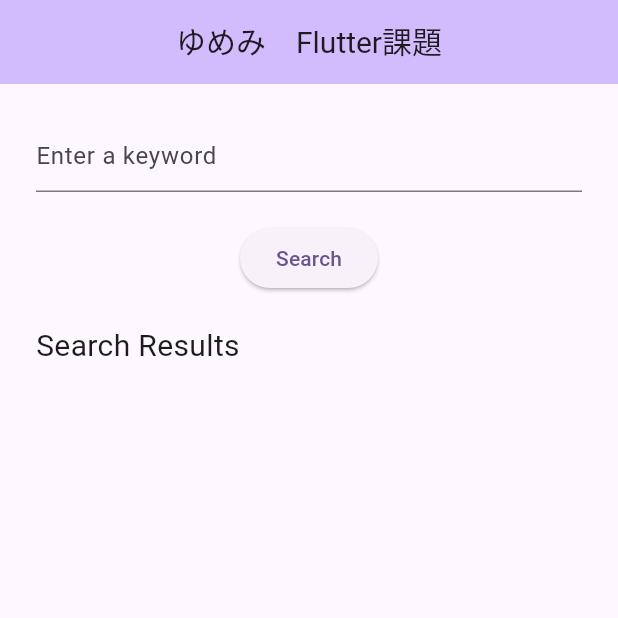
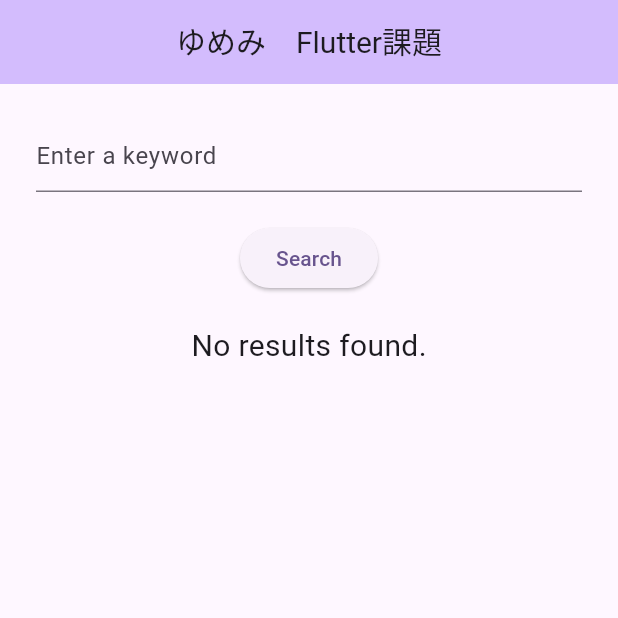
Before and after one commit to Kurokawa018/gitSearchRepo_flutter, a Flutter app: the screen it shows after launch, on a phone screen of 412 x 824 dp, the top half of it. Run offline on Flutter 3.47's test engine with Material 2 defaults, Android fonts, the light colour scheme and no system bars.

Commit message:
検索結果に応じて表示するウィジェットを変更

```diff
--- a/lib/main.dart
+++ b/lib/main.dart
@@ -82,11 +82,11 @@ class _MyHomePageState extends State<MyHomePage> {
                 child: Text('Search'),
               ),
               SizedBox(height: 20),
-              Row(
-                crossAxisAlignment: CrossAxisAlignment.start,
-                children:[
-                  Text('Search Results', textAlign: TextAlign.left, style: TextStyle(fontSize: titleFontSize), ),
-                ]
+              _items.length == 0 ? Text("No results found.",textAlign: TextAlign.left, style: TextStyle(fontSize: titleFontSize)):  Row(
+                  crossAxisAlignment: CrossAxisAlignment.start,
+                  children:[
+                    Text('Search Results', textAlign: TextAlign.left, style: TextStyle(fontSize: titleFontSize), ),
+                  ]
               ),
               SizedBox(height: 20),
               Expanded(
```
